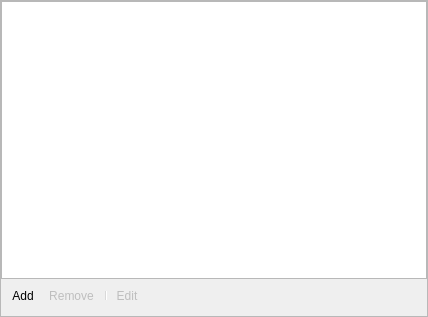
cg2121/obs-soundboard, file src/Soundboard.ui: the form before one commit.
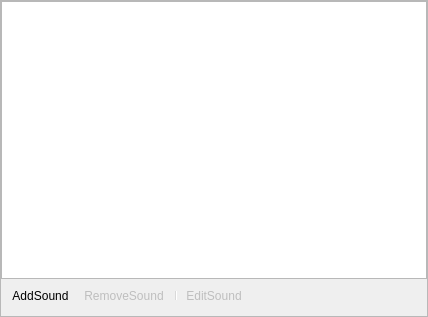
The form after the commit. Icons and pictures are not drawn. Custom widgets are drawn as their Qt base class.

Diff of the .ui file:
```diff
--- a/src/Soundboard.ui
+++ b/src/Soundboard.ui
@@ -102,7 +102,7 @@
      <normaloff>:/res/images/plus.svg</normaloff>:/res/images/plus.svg</iconset>
    </property>
    <property name="text">
-    <string>Add</string>
+    <string>AddSound</string>
    </property>
    <property name="iconVisibleInMenu">
     <bool>false</bool>
@@ -120,7 +120,7 @@
      <normaloff>:/res/images/minus.svg</normaloff>:/res/images/minus.svg</iconset>
    </property>
    <property name="text">
-    <string>Remove</string>
+    <string>RemoveSound</string>
    </property>
    <property name="iconVisibleInMenu">
     <bool>false</bool>
@@ -138,7 +138,7 @@
      <normaloff>:/settings/images/settings/general.svg</normaloff>:/settings/images/settings/general.svg</iconset>
    </property>
    <property name="text">
-    <string>Edit</string>
+    <string>EditSound</string>
    </property>
    <property name="iconVisibleInMenu">
     <bool>false</bool>
```
